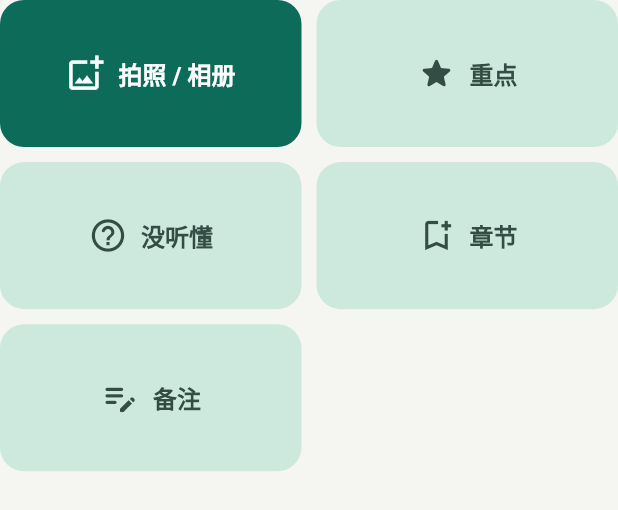
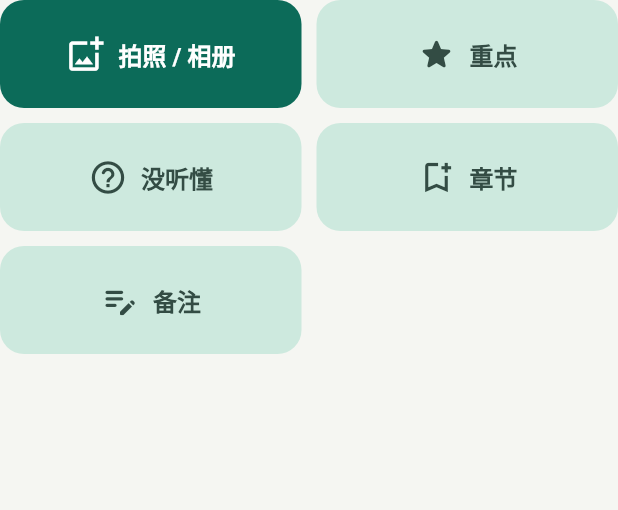
Before and after one commit to kanemaverick/sync-notes, a Flutter app: the RecordingQuickActions widget shown alone on an empty page, opened directly with empty values, on a phone screen of 412 x 824 dp. Shown: the top 510 px of the screen. Run offline on Flutter 3.47's test engine with Material 3 defaults, Android fonts, the phone set to English and light mode, and no system bars; our stand-ins replace camera, flutter_markdown_plus, image_picker, just_audio, permission_handler, share_plus and 2 more; missing offline and left inert: flutter_foreground_task, record, sherpa_onnx; accounts and stored records are empty; statements that could not run were skipped.

Commit message:
fix: make recording page scrollable and compact on tablets

```diff
--- a/lib/widgets/recording_quick_actions.dart
+++ b/lib/widgets/recording_quick_actions.dart
@@ -17,14 +17,12 @@ class RecordingQuickActions extends StatelessWidget {
   final VoidCallback onNote;
 
   @override
-  Widget build(BuildContext context) => GridView.count(
-    crossAxisCount: 2,
-    shrinkWrap: true,
-    physics: const NeverScrollableScrollPhysics(),
-    mainAxisSpacing: 10,
-    crossAxisSpacing: 10,
-    childAspectRatio: 2.05,
-    children: [
+  Widget build(BuildContext context) => LayoutBuilder(
+    builder: (context, constraints) {
+      final columns = constraints.maxWidth >= 600 ? 3 : 2;
+      final width = (constraints.maxWidth - (columns - 1) * 10) / columns;
+      final height = 52 + MediaQuery.textScalerOf(context).scale(20);
+      final actions = <Widget>[
         _ActionButton(
           icon: Icons.add_photo_alternate_outlined,
           label: '拍照 / 相册',
@@ -51,7 +49,16 @@ class RecordingQuickActions extends StatelessWidget {
           label: '备注',
           onPressed: onNote,
         ),
+      ];
+      return Wrap(
+        spacing: 10,
+        runSpacing: 10,
+        children: [
+          for (final action in actions)
+            SizedBox(width: width, height: height, child: action),
         ],
+      );
+    },
   );
 }
 
@@ -77,7 +84,8 @@ class _ActionButton extends StatelessWidget {
         Flexible(
           child: Text(
             label,
-            maxLines: 1,
+            maxLines: 2,
+            textAlign: TextAlign.center,
             style: const TextStyle(fontSize: 16, fontWeight: FontWeight.w600),
           ),
         ),
--- a/pubspec.yaml
+++ b/pubspec.yaml
@@ -16,7 +16,7 @@ publish_to: 'none' # Remove this line if you wish to publish to pub.dev
 # https://developer.apple.com/library/archive/documentation/General/Reference/InfoPlistKeyReference/Articles/CoreFoundationKeys.html
 # In Windows, build-name is used as the major, minor, and patch parts
 # of the product and file versions while build-number is used as the build suffix.
-version: 1.2.4+4015
+version: 1.2.5+4016
 
 environment:
   sdk: ^3.12.2
```
Also changed, not shown: lib/screens/live_record_screen.dart (+17 -16 lines), lib/widgets/recording_page_layout.dart (added, +24 -0 lines), 2 other files. Lines whose indentation alone changed are shown as unchanged.
